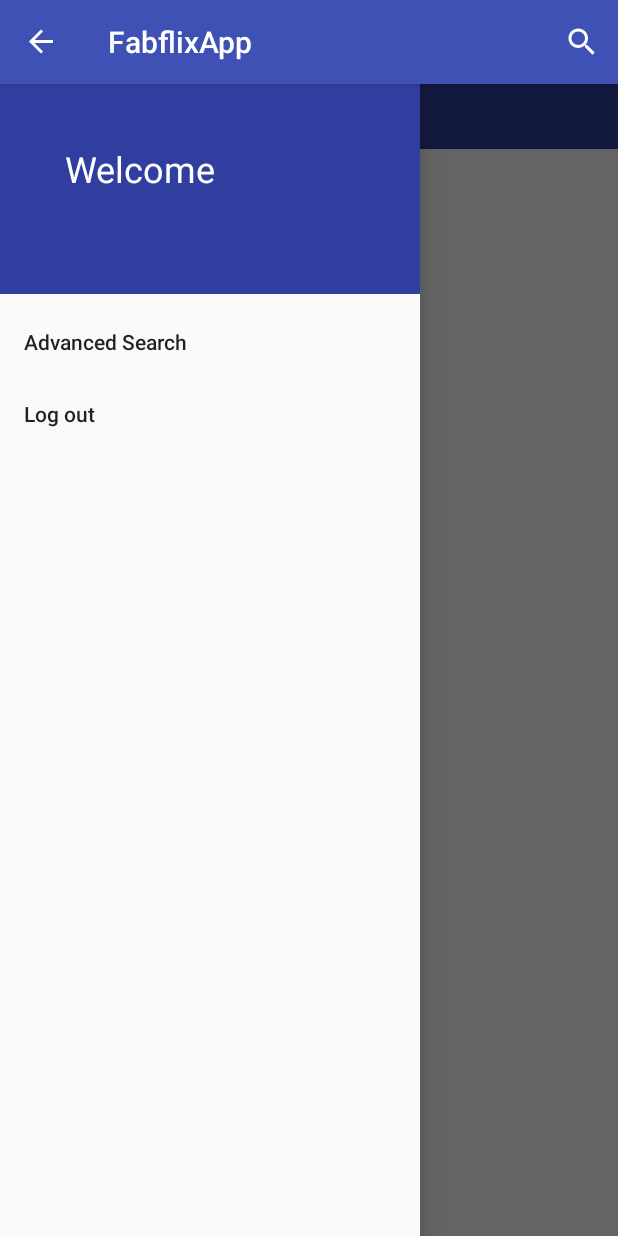
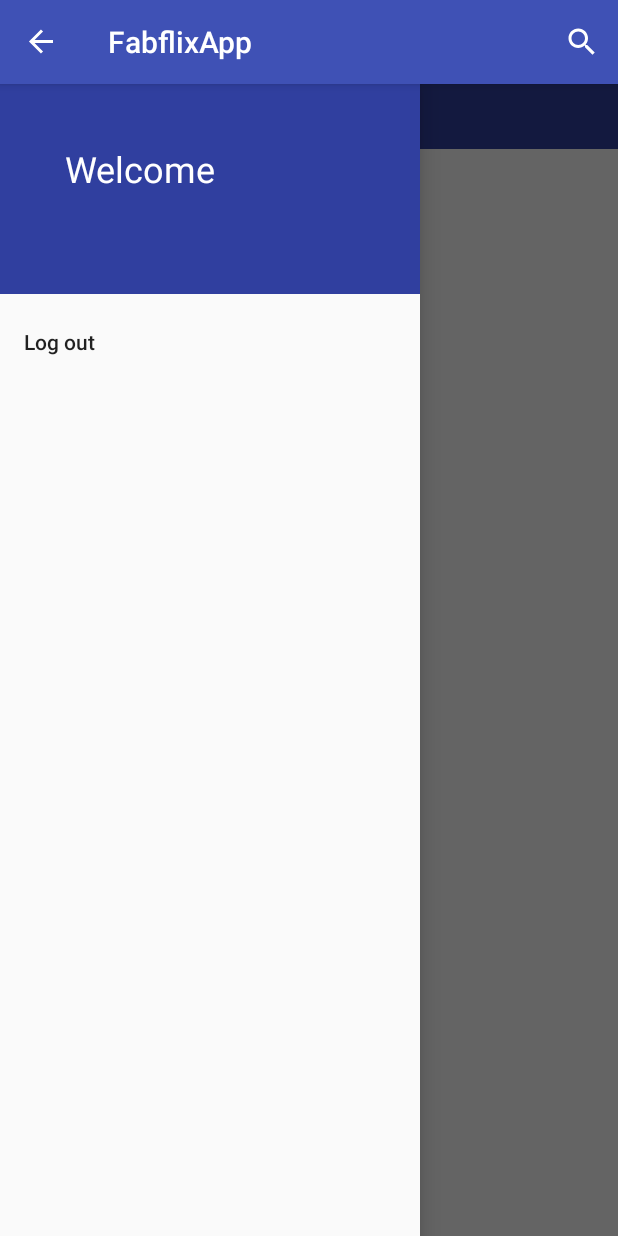
Before and after one commit to Infinizia/WebApplication-Database, an Android app: the MainActivity screen opened directly, with no data from a screen before it, after a tap on "Open", on a phone screen of 412 x 824 dp. Run offline under Robolectric (Android 15) with nearby library versions, the phone set to English and light mode, and no system bars; 6 statements that could not run were skipped; 2 other taps on this screen came first.

Commit message:
Fix android pagination

```diff
--- a/FabflixApp/app/src/main/java/com/example/divergent/fabflixapp/MainActivity.java
+++ b/FabflixApp/app/src/main/java/com/example/divergent/fabflixapp/MainActivity.java
@@ -50,7 +50,7 @@ public class MainActivity extends AppCompatActivity {
     ListView movieListView;
     Paginator pagination;
     Button nextBtn, prevBtn;
-    int totalPages = Paginator.TOTAL_NUM_MOVIES / Paginator.MOVIES_PER_PAGE;
+    int totalPages;
     int currentPage = 0;
 
     @Override
@@ -65,13 +65,14 @@ public class MainActivity extends AppCompatActivity {
         mToggle.syncState();
         getSupportActionBar().setDisplayHomeAsUpEnabled(true);
 
+
         String msg = getIntent().getStringExtra("jsonObj");
         try {
             JSONObject user = new JSONObject(msg);
             String firstName = user.getString("first_name");
             String lastName = user.getString("last_name");
             Toast.makeText(this, "Login Successful", Toast.LENGTH_LONG).show();
-
+            Toast.makeText(this, "Welcome " + firstName + " " + lastName, Toast.LENGTH_LONG).show();
             //do java servlet request
             MyTask getMovieList = new MyTask();
             String url = "http://174.77.47.211:8080/ICS122B/AndroidGetMovieList";
@@ -81,28 +82,43 @@ public class MainActivity extends AppCompatActivity {
             getMovie.execute(getMovieList);
 
             movieListView = (ListView)findViewById(R.id.movieListView);
+            nextBtn = (Button) findViewById(R.id.nextBtn);
+            prevBtn = (Button) findViewById(R.id.previousBtn);
 
-            //ArrayAdapter adapter = new ArrayAdapter(getApplicationContext(),android.R.layout.simple_list_item_1);
-//            View vi = getLayoutInflater().inflate(R.layout.navigation_header,null);
-//            NavigationView navHeaderLayout = (NavigationView) mDrawerLayout.findViewById(R.id.headerView);
-//            RelativeLayout rl = (RelativeLayout) navHeaderLayout.findViewById(R.id.header);
-//            TextView welcomeMsg = (TextView) rl.findViewById(R.id.tvWelcome);
-//            welcomeMsg.append(firstName + " " + lastName);
-//            rl.addView(vi);
         } catch (JSONException e) {
             e.printStackTrace();
         }
+
+        NavigationView mNavigationView = (NavigationView) findViewById(R.id.nav_menu);
+        mNavigationView.setNavigationItemSelectedListener(new NavigationView.OnNavigationItemSelectedListener(){
+            @Override
+            public boolean onNavigationItemSelected(MenuItem menuItem){
+                switch (menuItem.getItemId()){
+                    case(R.id.logout):
+                        Toast.makeText(MainActivity.this, "Log out Selected", Toast.LENGTH_SHORT).show();
+                        //Intent accountActivity = new Intent(getApplicationContext(), LoginActivity.class);
+                        //startActivity(accountActivity);
+                        break;
+                }
+                return true;
+            }
+        });
     }
 
     @Override
     public boolean onOptionsItemSelected(MenuItem item) {
         if(mToggle.onOptionsItemSelected(item))
         {
-            return true;
+            int id = item.getItemId();
+            if (id == R.id.logout)
+                return true;
         }
         return super.onOptionsItemSelected(item);
     }
 
+
+
+    //Create the search bar on navigation menu
     @Override
     public boolean onCreateOptionsMenu(Menu menu) {
         MenuInflater inflater = getMenuInflater();
@@ -126,6 +142,7 @@ public class MainActivity extends AppCompatActivity {
         return super.onCreateOptionsMenu(menu);
     }
 
+    //This class is used to send request to java servlet and receive response
     public class GetMovieRequest extends AsyncTask<MyTask,String,List<String>> {
 
         Context context;
@@ -194,13 +211,10 @@ public class MainActivity extends AppCompatActivity {
         protected void onPostExecute(List<String> result) {
             super.onPostExecute(result);
             pagination = new Paginator(result);
-            totalPages = Paginator.TOTAL_NUM_MOVIES / Paginator.MOVIES_PER_PAGE;
-            currentPage = 0;
-            nextBtn = (Button) findViewById(R.id.nextBtn);
-            prevBtn = (Button) findViewById(R.id.previousBtn);
-
+            totalPages = (int)Math.ceil(Paginator.TOTAL_NUM_MOVIES / Paginator.MOVIES_PER_PAGE);
             //adapter = new ArrayAdapter<>(MainActivity.this, android.R.layout.simple_list_item_1, result);
             //movieListView.setAdapter(adapter);
+            prevBtn.setEnabled(false);
             movieListView.setOnItemClickListener (new AdapterView.OnItemClickListener() {
                 @Override
                 public void onItemClick(AdapterView<?> adapterView, View view, int i, long l) {
@@ -209,6 +223,7 @@ public class MainActivity extends AppCompatActivity {
             });
 
             movieListView.setAdapter(new ArrayAdapter<String>(MainActivity.this, android.R.layout.simple_list_item_1, pagination.generatePage(currentPage)));
+
 
             nextBtn.setOnClickListener(new View.OnClickListener() {
                 @Override
@@ -240,9 +255,11 @@ public class MainActivity extends AppCompatActivity {
                 prevBtn.setEnabled(false);
                 nextBtn.setEnabled(true);
             }
-            else if (currentPage >=1 && currentPage <= 5)
+            else if (currentPage > 0 && currentPage < totalPages)
+            {
                 nextBtn.setEnabled(true);
                 prevBtn.setEnabled(true);
+            }
         }
     }
 }
--- a/FabflixApp/app/src/main/java/com/example/divergent/fabflixapp/Paginator.java
+++ b/FabflixApp/app/src/main/java/com/example/divergent/fabflixapp/Paginator.java
@@ -9,7 +9,7 @@ import java.util.List;
 
 public class Paginator {
     public static int TOTAL_NUM_MOVIES;
-    public static int MOVIES_PER_PAGE = 10;
+    public static int MOVIES_PER_PAGE = 15;
     public static int MOVIES_REMAINING = TOTAL_NUM_MOVIES % MOVIES_PER_PAGE;
     public static int LAST_PAGE = TOTAL_NUM_MOVIES/MOVIES_PER_PAGE;
     private List<String> mList;
@@ -20,23 +20,24 @@ public class Paginator {
         mList = moveList;
         TOTAL_NUM_MOVIES = mList.size();
     }
-    public ArrayList<String> generatePage(int currentPage)
+    public List<String> generatePage(int currentPage)
     {
-        int startItem = currentPage * MOVIES_PER_PAGE + 1;
+        int startItem = currentPage * MOVIES_PER_PAGE;
         int numOfData= MOVIES_PER_PAGE;
 
-        ArrayList<String> pageData = new ArrayList<String>();
-
-        if (currentPage == LAST_PAGE && MOVIES_REMAINING > 0)
-        {
-            for (int i = startItem; i < startItem + MOVIES_REMAINING;i++)
-                pageData.add(mList.get(i));
-        }
-        else
-        {
-            for (int i = startItem; i <startItem + numOfData; i++)
-                pageData.add(mList.get(i));
-        }
+        //ArrayList<String> pageData = new ArrayList<String>();
+        List<String> pageData = mList;
+        pageData = mList.subList((currentPage)*MOVIES_PER_PAGE, Math.min(mList.size(), (currentPage+ 1)*MOVIES_PER_PAGE));
+//        if (currentPage == LAST_PAGE && MOVIES_REMAINING > 0)
+//        {
+//            for (int i = startItem; i < startItem + MOVIES_PER_PAGE;i++)
+//                pageData.add(mList.get(i));
+//        }
+//        else
+//        {
+//            for (int i = startItem; i <startItem + numOfData; i++)
+//                pageData.add(mList.get(i));
+//        }
         return pageData;
     }
 }
--- a/FabflixApp/app/src/main/res/layout/activity_login.xml
+++ b/FabflixApp/app/src/main/res/layout/activity_login.xml
@@ -69,6 +69,8 @@
                     android:layout_height="wrap_content"
                     android:hint="Password"
                     android:inputType="textPassword"
+                    android:imeActionId="@+id/login"
+                    android:imeActionLabel="@string/action_sign_in_short"
                     android:maxLines="1" />
 
             </android.support.design.widget.TextInputLayout>
@@ -80,8 +82,6 @@
                 android:layout_height="wrap_content"
                 android:layout_marginTop="16dp"
                 android:text="Sign in"
-                android:imeActionId="@+id/login"
-                android:imeActionLabel="@string/action_sign_in_short"
                 android:textStyle="bold" />
 
         </LinearLayout>
--- a/FabflixApp/app/src/main/res/layout/activity_main.xml
+++ b/FabflixApp/app/src/main/res/layout/activity_main.xml
@@ -13,7 +13,7 @@
         app:menu="@menu/drawer_menu"
         android:layout_gravity="start"
         app:headerLayout="@layout/navigation_header"
-        android:id="@+id/headerView">
+        android:id="@+id/nav_menu">
 
     </android.support.design.widget.NavigationView>
 
@@ -48,16 +48,16 @@
                 <ListView
                     android:id="@+id/movieListView"
                     android:layout_width="wrap_content"
-                    android:layout_height="411dp"
-                    android:layout_weight="1.02" />
+                    android:layout_height="424dp"
+                    android:layout_weight="0.84" />
 
                 <LinearLayout
                     android:id="@+id/pagination"
                     android:layout_width="wrap_content"
                     android:layout_height="wrap_content"
                     android:orientation="horizontal"
-                    android:weightSum="1"
-                    android:layout_weight="1.80">
+                    android:padding="5dp"
+                    android:weightSum="1">
 
                     <Button
                         android:id="@+id/previousBtn"
--- a/FabflixApp/app/src/main/res/menu/drawer_menu.xml
+++ b/FabflixApp/app/src/main/res/menu/drawer_menu.xml
@@ -1,7 +1,5 @@
 <?xml version="1.0" encoding="utf-8"?>
 <menu xmlns:android="http://schemas.android.com/apk/res/android">
-    <item android:id="@+id/fullTextSearch"
-        android:title="Advanced Search"></item>
     <item android:id="@+id/logout"
         android:title="Log out"></item>
 </menu>
```
Also changed, not shown: 3 other files.
